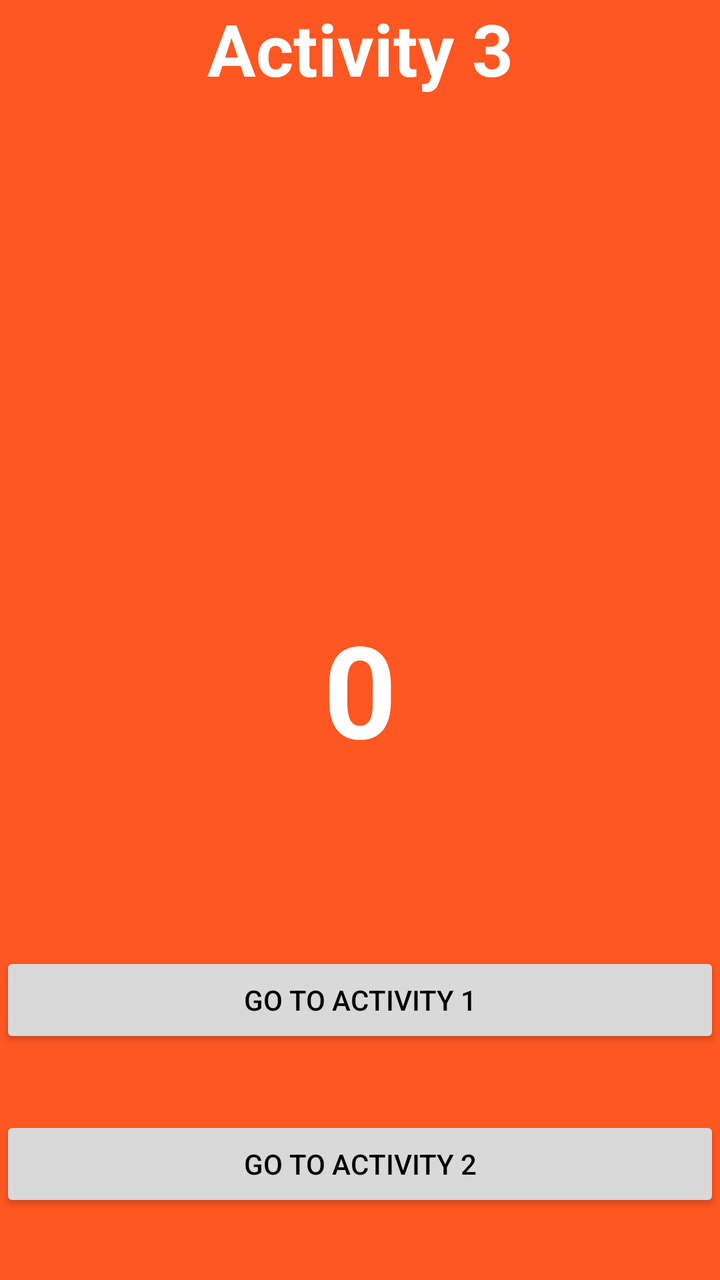
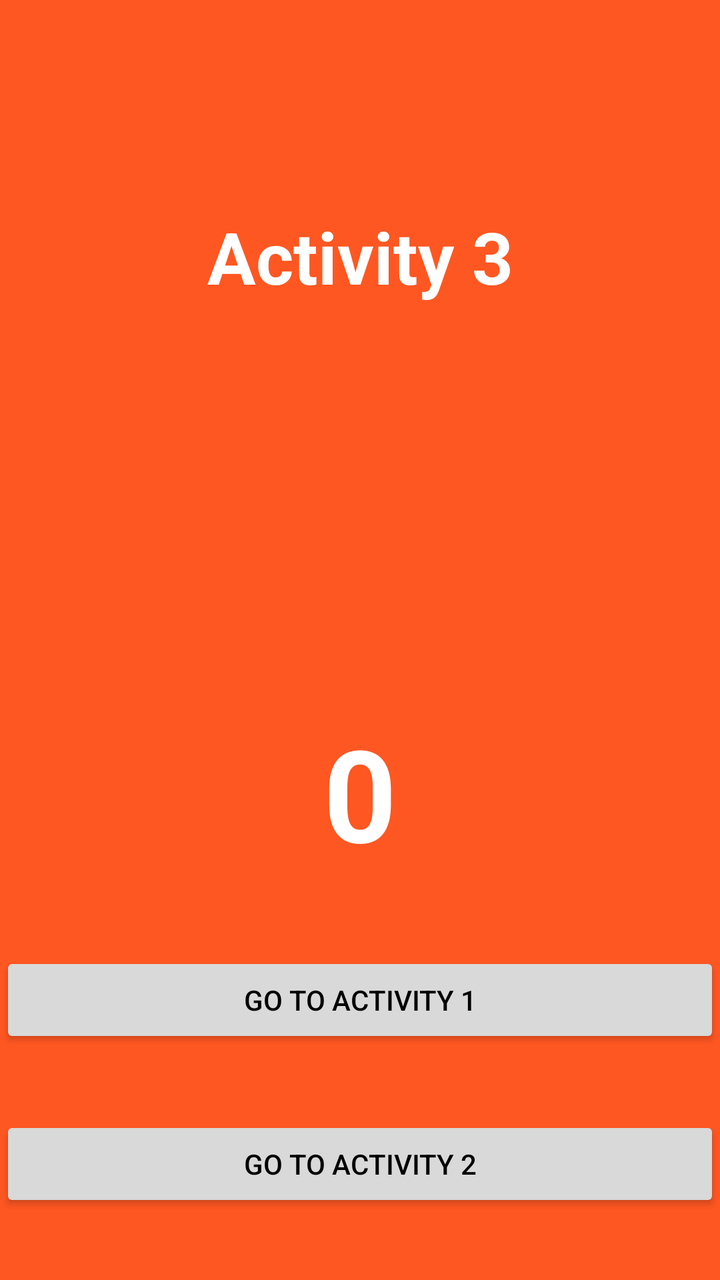

Screens rendered from an Android XML layout before and after an edit, with the pre-edit source and the edit as a unified diff.
<!-- AndroidManifest.xml: application theme Theme.Activities -->
<!-- res/layout/activity_third.xml -->
<?xml version="1.0" encoding="utf-8"?>
<androidx.constraintlayout.widget.ConstraintLayout xmlns:android="http://schemas.android.com/apk/res/android"
    xmlns:app="http://schemas.android.com/apk/res-auto"
    xmlns:tools="http://schemas.android.com/tools"
    android:id="@+id/rootThird"
    android:layout_width="match_parent"
    android:layout_height="match_parent"
    android:background="#FF5722"
    tools:context=".ThirdActivity">

    <TextView
        android:id="@+id/txtActivity3"
        android:layout_width="0dp"
        android:layout_height="wrap_content"
        android:gravity="center"
        android:text="Activity 3"
        android:textColor="#FFFFFF"
        android:textSize="36sp"
        android:textStyle="bold"
        app:layout_constraintEnd_toEndOf="parent"
        app:layout_constraintStart_toStartOf="parent"
        app:layout_constraintTop_toTopOf="parent" />

    <TextView
        android:id="@+id/txtCounterThird"
        android:layout_width="0dp"
        android:layout_height="wrap_content"
        android:gravity="center"
        android:text="0"
        android:textColor="#FFFFFF"
        android:textSize="64sp"
        android:textStyle="bold"
        app:layout_constraintBottom_toBottomOf="parent"
        app:layout_constraintEnd_toEndOf="parent"
        app:layout_constraintStart_toStartOf="parent"
        app:layout_constraintTop_toBottomOf="@+id/txtActivity3" />

    <Button
        android:id="@+id/btnThirdMain"
        android:layout_width="0dp"
        android:layout_height="wrap_content"
        android:layout_marginBottom="116dp"
        android:backgroundTint="#D9D9D9"
        android:text="GO TO ACTIVITY 1"
        android:textColor="#000000"
        app:cornerRadius="0dp"
        app:layout_constraintBottom_toBottomOf="parent"
        app:layout_constraintEnd_toEndOf="parent"
        app:layout_constraintHorizontal_bias="0.0"
        app:layout_constraintStart_toStartOf="parent" />

    <Button
        android:id="@+id/btnThirdHello"
        android:layout_width="0dp"
        android:layout_height="wrap_content"
        android:backgroundTint="#D9D9D9"
        android:text="GO TO ACTIVITY 2"
        android:textColor="#000000"
        app:cornerRadius="0dp"
        app:layout_constraintBottom_toBottomOf="parent"
        app:layout_constraintEnd_toEndOf="parent"
        app:layout_constraintStart_toStartOf="parent"
        app:layout_constraintTop_toBottomOf="@+id/btnThirdMain" />
</androidx.constraintlayout.widget.ConstraintLayout>
<!-- resources referenced by this layout -->
<resources>
  <style name="Theme.Activities" parent="Base.Theme.Activities" />
  <style name="Base.Theme.Activities" parent="Theme.AppCompat.Light.DarkActionBar">
  
          <item name="colorPrimary">#4053B5</item>
          <item name="colorPrimaryDark">#303F9F</item>
          <item name="colorAccent">#FFFF00</item>
  
          <item name="android:statusBarColor">#303F9F</item>
          <item name="android:windowLightStatusBar">false</item>
          <item name="android:textColorPrimary">#FFFFFF</item>
  
      </style>
</resources>

<!-- the commit's change to res/layout/activity_third.xml (unified diff, before → after) -->
@@ -12,12 +12,14 @@
         android:id="@+id/txtActivity3"
         android:layout_width="0dp"
         android:layout_height="wrap_content"
+        android:layout_marginTop="104dp"
         android:gravity="center"
         android:text="Activity 3"
         android:textColor="#FFFFFF"
         android:textSize="36sp"
         android:textStyle="bold"
         app:layout_constraintEnd_toEndOf="parent"
+        app:layout_constraintHorizontal_bias="0.0"
         app:layout_constraintStart_toStartOf="parent"
         app:layout_constraintTop_toTopOf="parent" />
 
